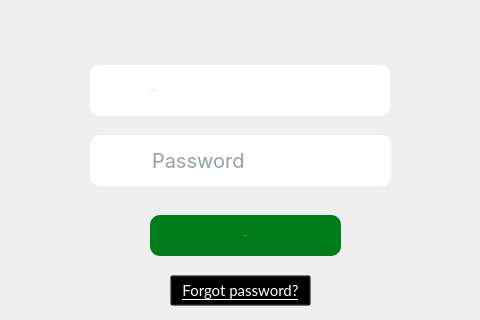
Qt form ui/login.ui (Akash-kafle/Expenditure_Traversing_system) before a commit; both pictures show x 140 to 620 and y 95 to 415 of the 750 by 500 pixel window.
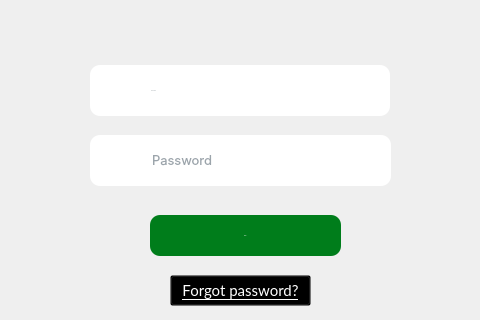
The same form after that commit. Icons and pictures are not drawn.

```diff
--- a/ui/login.ui
+++ b/ui/login.ui
@@ -221,7 +221,7 @@
      <property name="font">
       <font>
        <family>SF Pro Display</family>
-       <pointsize>-1</pointsize>
+       <pointsize>10</pointsize>
        <italic>false</italic>
        <bold>false</bold>
       </font>
@@ -232,7 +232,7 @@
      <property name="styleSheet">
       <string notr="true">#loginPasswordInput {
 	padding: 10px;
-	font-size: 20px;
+	font-size: 10pt;
 	color: #374957;
 }
 
```
